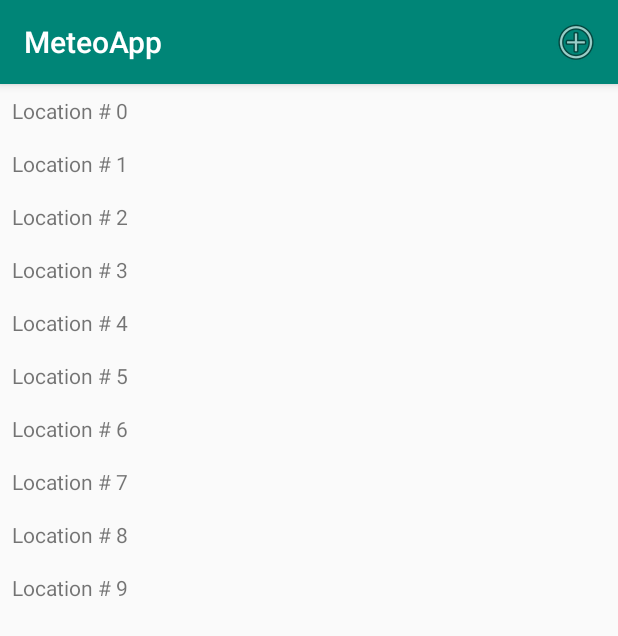
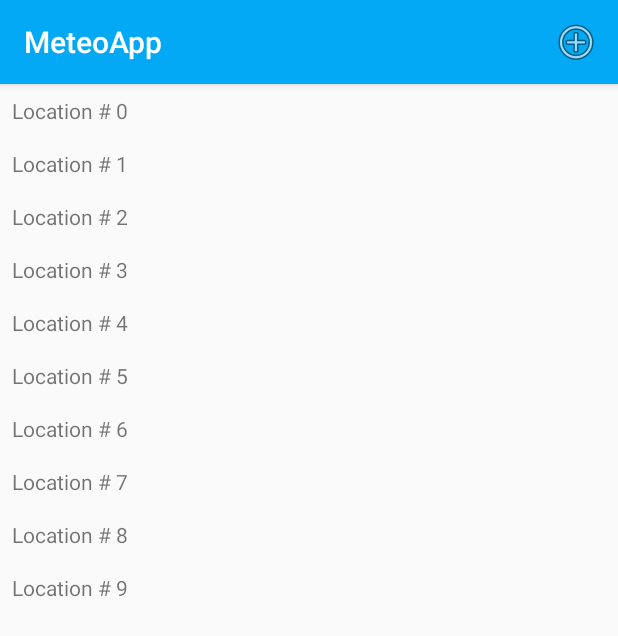
Before and after one commit to FPura/MeteoApp, an Android app: the screen it shows after launch (MainActivity), on a phone screen of 412 x 824 dp. Shown: the top 636 px of the screen. Run offline under Robolectric (Android 15) with nearby library versions, the phone set to English and light mode, and no system bars; libraries missing offline, so code that uses them is left out: io.nlopez.smartlocation; 2 statements that could not run were skipped.

Commit message:
update toolbar

```diff
--- a/app/src/main/java/ch/supsi/dti/isin/meteoapp/model/LocationsHolder.java
+++ b/app/src/main/java/ch/supsi/dti/isin/meteoapp/model/LocationsHolder.java
@@ -37,7 +37,6 @@ public class LocationsHolder {
             if (location.getId().equals(id))
                 return location;
         }
-
         return null;
     }
 }
--- a/app/src/main/res/values/colors.xml
+++ b/app/src/main/res/values/colors.xml
@@ -4,4 +4,6 @@
     <color name="colorPrimaryDark">#00574B</color>
     <color name="colorAccent">#2FCF1D</color>
     <color name="colorAccent2">#D10617</color>
+    <color name="menuColor">#03A9F4</color>
+    <color name="menuColorDark">#000000</color>
 </resources>
--- a/app/src/main/res/values/styles.xml
+++ b/app/src/main/res/values/styles.xml
@@ -3,8 +3,8 @@
     <!-- Base application theme. -->
     <style name="AppTheme" parent="Theme.AppCompat.Light.DarkActionBar">
         <!-- Customize your theme here. -->
-        <item name="colorPrimary">@color/colorPrimary</item>
-        <item name="colorPrimaryDark">@color/colorPrimaryDark</item>
+        <item name="colorPrimary">@color/menuColor</item>
+        <item name="colorPrimaryDark">@color/menuColorDark</item>
         <item name="colorAccent">@color/colorAccent</item>
     </style>
 
```
